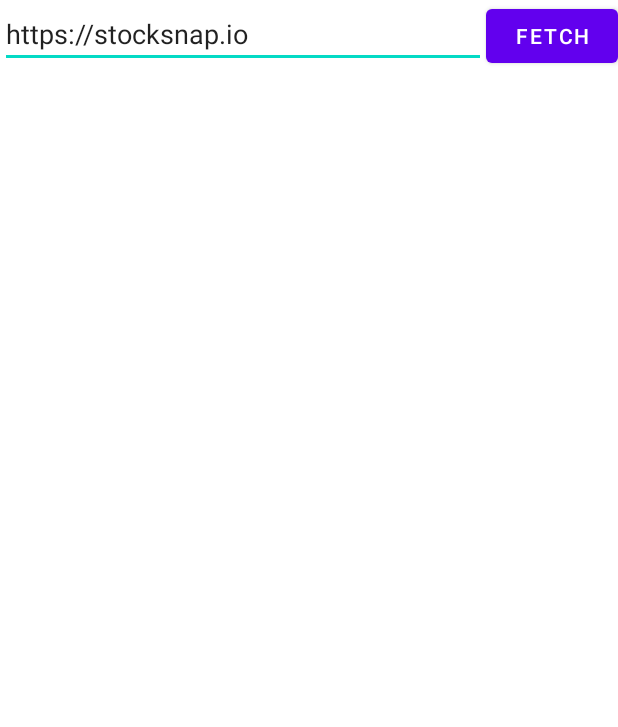
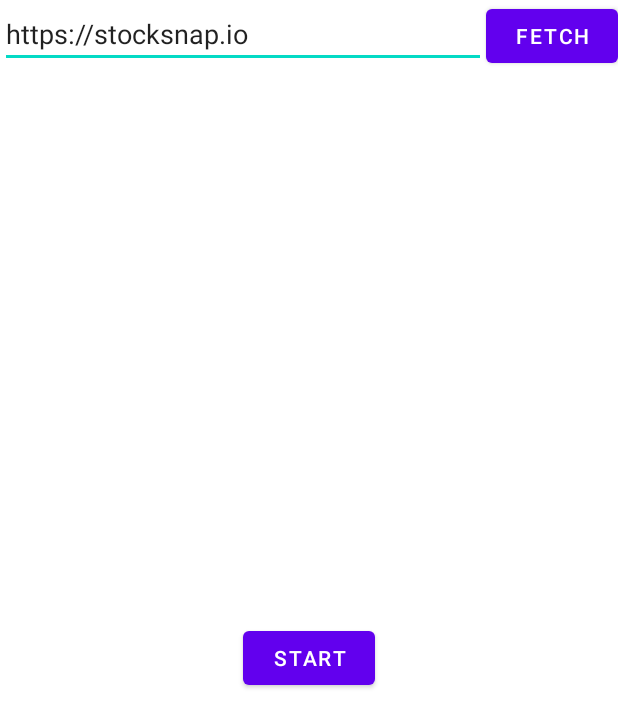
Before and after one commit to EmmanuelSoon/AndroidCA, an Android app: the layout activity_main.xml on its own in the app's theme, with its tools: preview values and no code run, on a phone screen of 412 x 824 dp. Shown: the top 727 px of the screen. Run offline under Robolectric (Android 15) with nearby library versions, the phone set to English and light mode, and no system bars.

Commit message:
fixed start btn constraint

```diff
--- a/app/src/main/res/layout/activity_main.xml
+++ b/app/src/main/res/layout/activity_main.xml
@@ -48,7 +48,8 @@
         android:text="START"
         app:layout_constraintLeft_toLeftOf="parent"
         app:layout_constraintRight_toRightOf="parent"
-        app:layout_constraintBottom_toTopOf="parent" />
+        app:layout_constraintTop_toBottomOf="@id/grid_layout"
+        app:layout_constraintBottom_toBottomOf="parent" />
 
 
 </androidx.constraintlayout.widget.ConstraintLayout>
```
